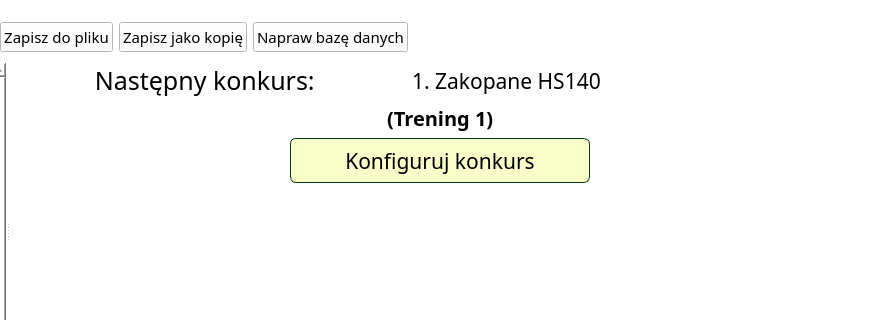
Old version of the form source/UI/Seasons/SimulationSaveManagerWindow.ui in the repository KonradKrol/sj-sim; both pictures show x 398 to 1280 and y 270 to 590 of the 1280 by 680 pixel window.
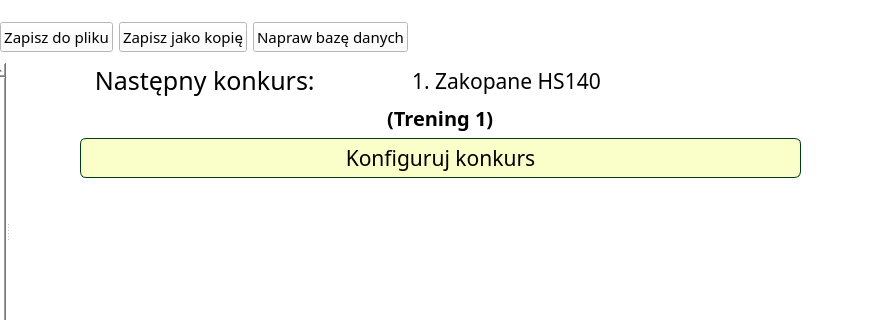
New version of the form.

What changed in the file:
```diff
--- a/source/UI/Seasons/SimulationSaveManagerWindow.ui
+++ b/source/UI/Seasons/SimulationSaveManagerWindow.ui
@@ -1022,21 +1022,21 @@
              <item>
               <widget class="QPushButton" name="pushButton_competitionConfig">
                <property name="sizePolicy">
-                <sizepolicy hsizetype="Preferred" vsizetype="Preferred">
+                <sizepolicy hsizetype="Expanding" vsizetype="Preferred">
                  <horstretch>0</horstretch>
                  <verstretch>0</verstretch>
                 </sizepolicy>
                </property>
                <property name="minimumSize">
                 <size>
-                 <width>300</width>
-                 <height>45</height>
+                 <width>140</width>
+                 <height>40</height>
                 </size>
                </property>
                <property name="maximumSize">
                 <size>
-                 <width>300</width>
-                 <height>45</height>
+                 <width>16777215</width>
+                 <height>16777215</height>
                 </size>
                </property>
                <property name="font">
```
Left out of the diff: 10 changed lines with no effect on the pictures.
